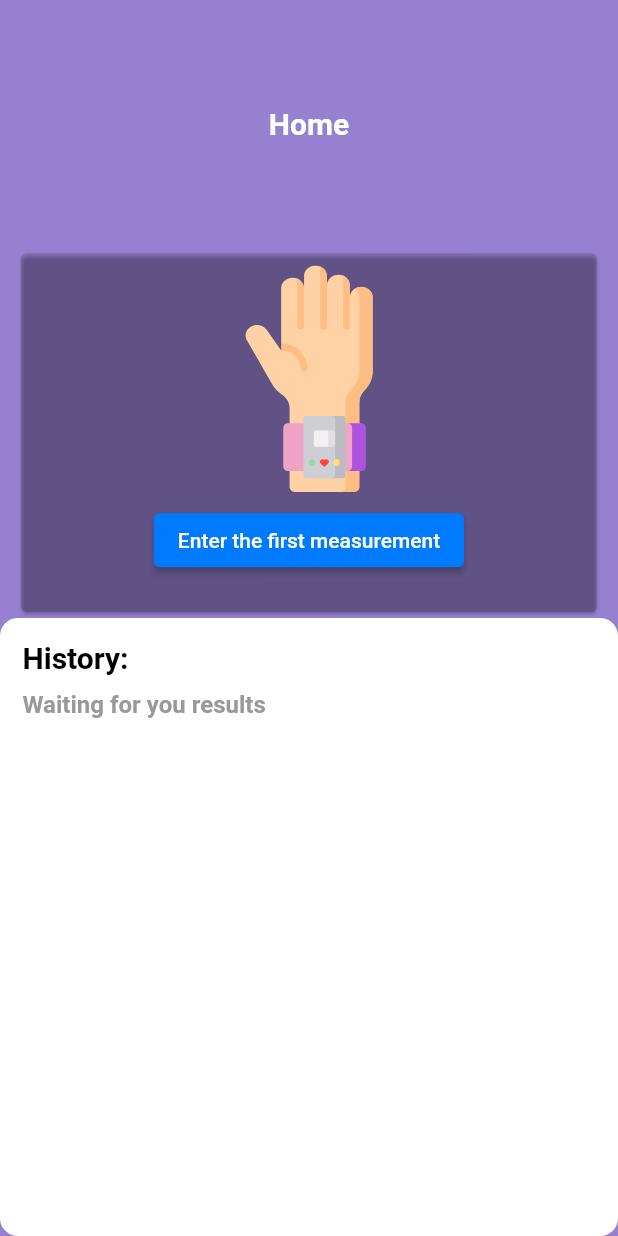
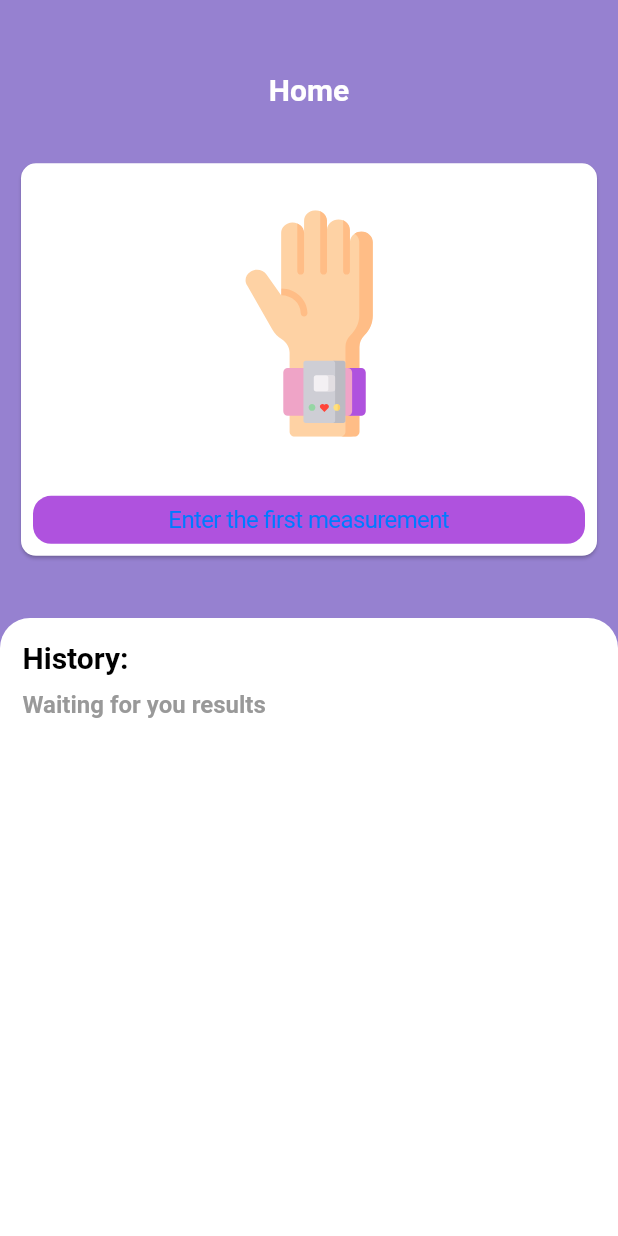
Before and after one commit to TimurKarev/blood_pressure, a Flutter app: the screen it shows after launch, on a phone screen of 412 x 824 dp. Run offline on Flutter 3.47's test engine with Material 2 defaults, Android fonts, the phone set to English and light mode, and no system bars; our stand-ins replace flutter_riverpod, flutter_svg, sqflite; accounts and stored records are empty.

Commit message:
empty page finish

```diff
--- a/lib/pages/home/widgets/empty_card.dart
+++ b/lib/pages/home/widgets/empty_card.dart
@@ -1,5 +1,7 @@
 import 'package:blood_pressure/model/measurement.dart';
+import 'package:blood_pressure/pages/add/add_page.dart';
 import 'package:blood_pressure/pages/home/view_models/home_page_viewmodel.dart';
+import 'package:blood_pressure/styles.dart';
 import 'package:flutter/cupertino.dart';
 import 'package:flutter/material.dart';
 import 'package:flutter_riverpod/flutter_riverpod.dart';
@@ -11,24 +13,42 @@ class EmptyCard extends StatelessWidget {
   @override
   Widget build(BuildContext context) {
     return Card(
-      color: Colors.black12,
+      shape: RoundedRectangleBorder(
+        borderRadius: BorderRadius.circular(10),
+      ),
+      color: Colors.white,
       child: Column(
         children: [
           Flexible(
             flex: 7,
-            child: Center(
-              child: SvgPicture.asset('assets/svg/hand.svg'),
+            child: Padding(
+              padding: const EdgeInsets.all(8.0),
+              child: Center(
+                child: SvgPicture.asset('assets/svg/hand.svg'),
+              ),
             ),
           ),
-          Flexible(
-            flex: 3,
-            child: ElevatedButton(
-              onPressed: () {
-                context.read(viewModelProvider).addMeasurement(
-                      Measurement.random(),
-                    );
-              },
-              child: const Text("Enter the first measurement"),
+          SizedBox(
+            width: double.infinity,
+            height: 48.0,
+            child: Padding(
+              padding: const EdgeInsets.all(8.0),
+              child: CupertinoButton(
+                padding: EdgeInsets.zero,
+                color: Styles.buttonColor,
+                onPressed: () {
+                  showGeneralDialog(
+                      context: context,
+                      pageBuilder: (BuildContext ctx, Animation animation,
+                          Animation secondAnimation) {
+                        return const AddPage();
+                      });
+                },
+                child: const Text(
+                  "Enter the first measurement",
+                  style: Styles.base,
+                ),
+              ),
             ),
           ),
         ],
--- a/lib/pages/home/widgets/empty_home_screen.dart
+++ b/lib/pages/home/widgets/empty_home_screen.dart
@@ -1,4 +1,5 @@
 import 'package:blood_pressure/pages/home/widgets/empty_card.dart';
+import 'package:blood_pressure/pages/utils/top_angles_clipper.dart';
 import 'package:blood_pressure/styles.dart';
 import 'package:flutter/cupertino.dart';
 import 'package:flutter/material.dart';
@@ -16,15 +17,21 @@ class EmptyHomeScreen extends StatelessWidget {
             Column(
               children: [
                 Flexible(
-                  flex: 2,
+                  flex: 1,
                   fit: FlexFit.tight,
                   child: Center(
-                    child: Text(
-                      "Home",
-                      style: Styles.headerNormal
-                          .copyWith(color: CupertinoColors.white),
+                    child: Padding(
+                      padding: const EdgeInsets.only(top: 30.0),
+                      child: Text(
+                        "Home",
+                        style: Styles.headerNormal
+                            .copyWith(color: CupertinoColors.white),
+                      ),
                     ),
                   ),
+                ),
+                const SizedBox(
+                  height: 15.0,
                 ),
                 const Flexible(
                   flex: 3,
@@ -47,8 +54,8 @@ class EmptyHomeScreen extends StatelessWidget {
               initialChildSize: 0.5,
               minChildSize: 0.5,
               maxChildSize: 1,
-              builder: (context, controller) => ClipRRect(
-                borderRadius: BorderRadius.circular(12),
+              builder: (context, controller) => ClipPath(
+                clipper: TopAnglesClipper(radius: 20.0),
                 child: Container(
                   color: CupertinoColors.white,
                   child: Padding(
```
